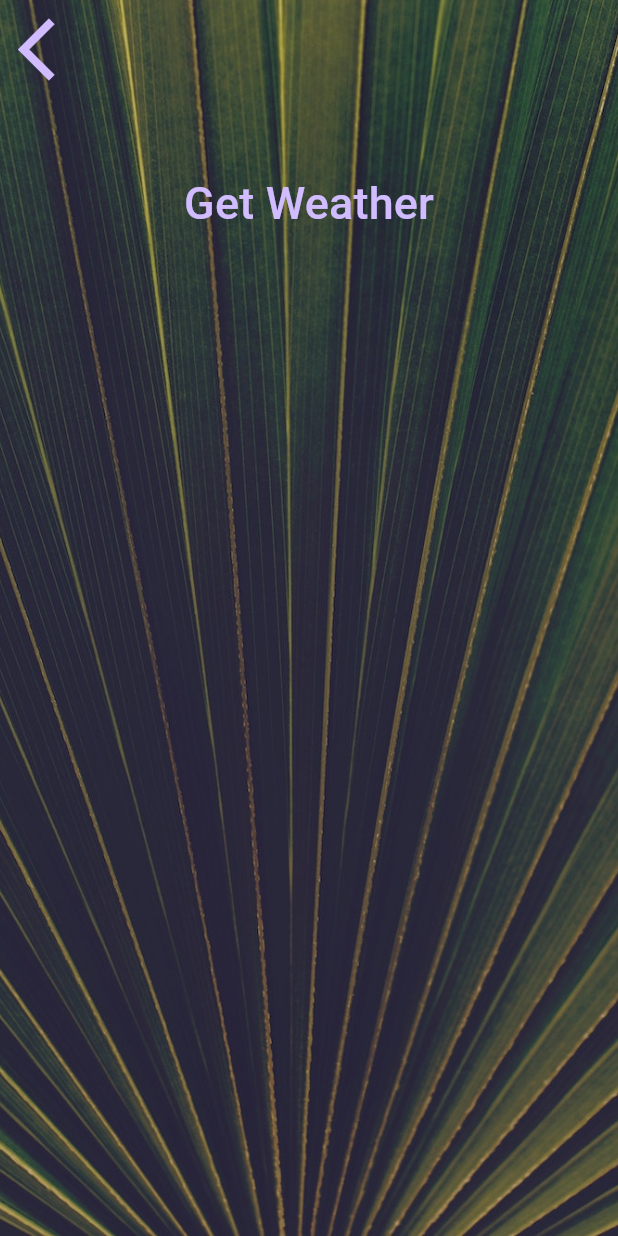
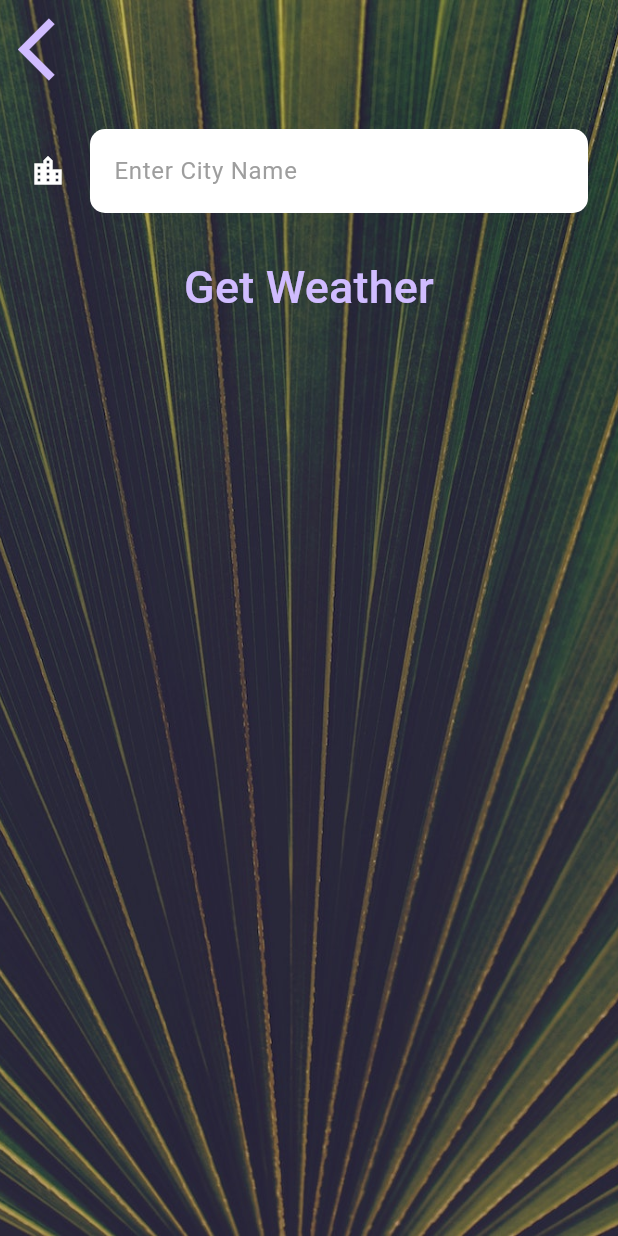
Before and after one commit to junsan/flutter_clima, a Flutter app: the CityScreen screen opened directly, on a phone screen of 412 x 824 dp. Run offline on Flutter 3.47's test engine with Material 3 defaults, Android fonts, the phone set to English and light mode, and no system bars; our stand-ins replace flutter_spinkit, geolocator; Roboto replaces fonts that are missing (Spartan MB).

Commit message:
City weather

```diff
--- a/lib/main.dart
+++ b/lib/main.dart
@@ -12,7 +12,7 @@ class MyApp extends StatelessWidget {
     return MaterialApp(
       debugShowCheckedModeBanner: false,
       theme: ThemeData.dark(),
-      home: CityScreen(),
+      home: LoadingScreen(),
     );
   }
 }
--- a/lib/screens/city_screen.dart
+++ b/lib/screens/city_screen.dart
@@ -8,6 +8,9 @@ class CityScreen extends StatefulWidget {
 }
 
 class _CityScreenState extends State<CityScreen> {
+
+  String? cityName;
+
   @override
   Widget build(BuildContext context) {
     return Scaffold(
@@ -25,7 +28,9 @@ class _CityScreenState extends State<CityScreen> {
               Align(
                 alignment: Alignment.topLeft,
                 child: TextButton(
-                  onPressed: () {},
+                  onPressed: () {
+                    Navigator.pop(context);
+                  },
                   child: Icon(
                     Icons.arrow_back_ios,
                     size: 50.0,
@@ -34,13 +39,19 @@ class _CityScreenState extends State<CityScreen> {
               ),
               Container(
                 padding: EdgeInsets.all(20.0),
-                child: null,
+                child: TextField(
+                  style: TextStyle(
+                    color: Colors.black
+                  ),
+                  decoration: kTextFieldDecoration,
+                  onChanged: (value) {
+                    cityName = value;
+                  },
+                ),
               ),
               TextButton(
                 onPressed: () {
-                  Navigator.push(context, MaterialPageRoute(builder: (context) {
-                    return LoadingScreen();
-                  }));
+                  Navigator.pop(context, cityName);
                 },
                 child: Text(
                   'Get Weather',
--- a/lib/utilities/constant.dart
+++ b/lib/utilities/constant.dart
@@ -18,3 +18,22 @@ const kButtonTextStyle = TextStyle(
 const kConditionTextStyle = TextStyle(
   fontSize: 100.0,
 );
+
+const kTextFieldDecoration = InputDecoration(
+  fillColor: Colors.white,
+  filled: true,
+  hintText: 'Enter City Name',
+  hintStyle: TextStyle(
+      color: Colors.grey
+  ),
+  border: OutlineInputBorder(
+      borderRadius: BorderRadius.all(
+        Radius.circular(10),
+      ),
+      borderSide: BorderSide.none
+  ),
+  icon: Icon(
+      Icons.location_city,
+      color: Colors.white
+  ),
+);
```
Also changed, not shown: lib/screens/location_screen.dart (+22 -1 lines).
